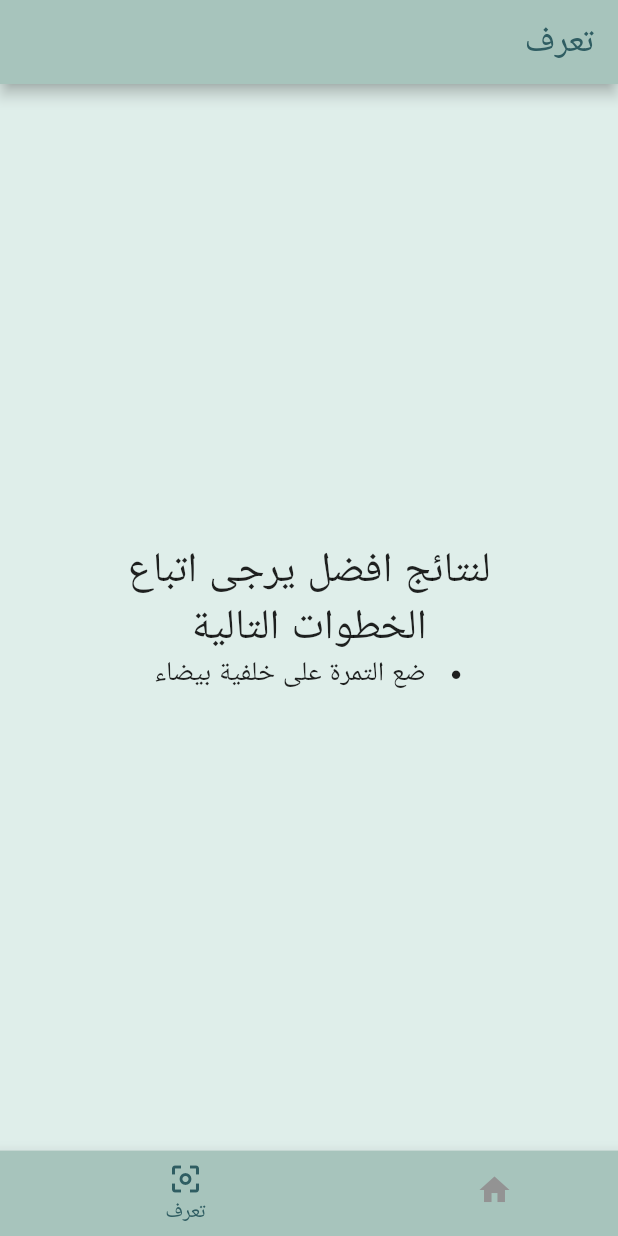
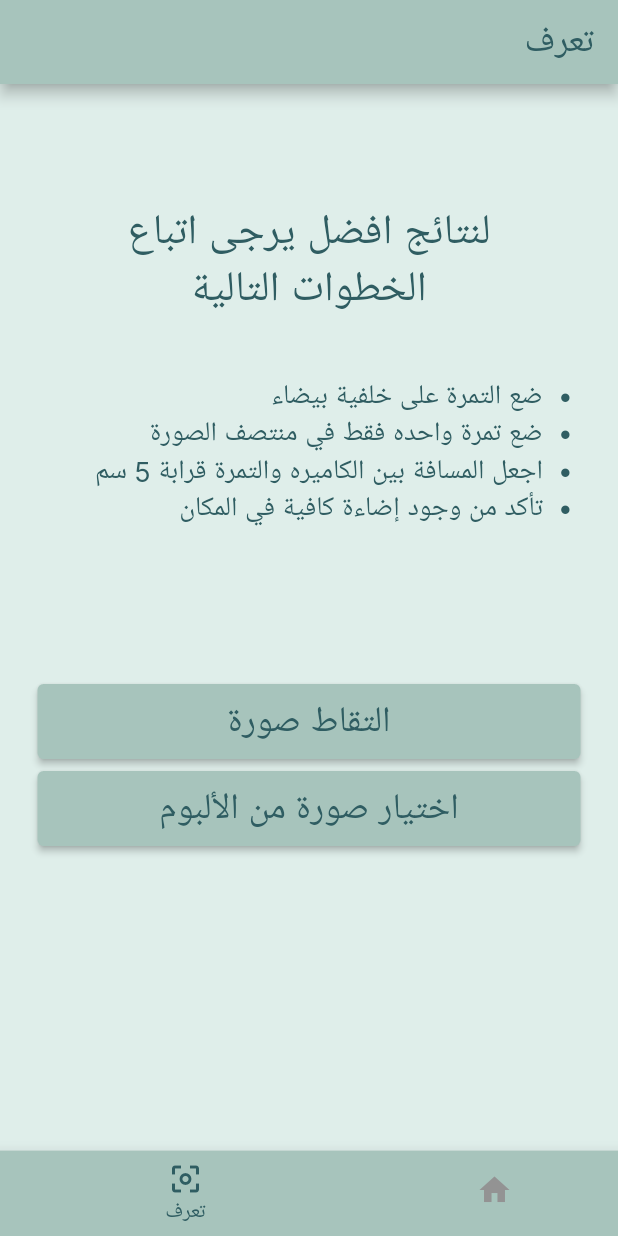
Before and after one commit to RakanW10/Fathah, a Flutter app: the screen it shows after launch, item 2 of the bottom bar chosen, on a phone screen of 412 x 824 dp. Run offline on Flutter 3.47's test engine with Material 2 defaults, Android fonts, the light colour scheme and no system bars; our stand-ins replace get, google_fonts.

Commit message:
finished detectionPage view

```diff
--- a/lib/router/router.dart
+++ b/lib/router/router.dart
@@ -1,3 +1,4 @@
+import 'package:fathah/view/detectionPage.dart';
 import 'package:fathah/view/homepage.dart';
 import 'package:fathah/view/AppNavigator.dart';
 import 'package:get/get.dart';
@@ -9,11 +10,16 @@ List<GetPage> router = [
   ),
   GetPage(
     name: RouterName.homepage,
-    page: () => Homepage(),
+    page: () => const Homepage(),
+  ),
+  GetPage(
+    name: RouterName.detectionPage,
+    page: () => const DetectionPage(),
   ),
 ];
 
 abstract class RouterName {
   static String appNavigator = "/";
   static String homepage = "/homepage";
+  static String detectionPage = "/detectionPage";
 }
--- /dev/null
+++ b/lib/view/components/btn.dart
@@ -0,0 +1,27 @@
+import 'package:flutter/material.dart';
+import 'package:get/get.dart';
+import 'package:fathah/style.dart';
+
+class BTN extends StatelessWidget {
+  const BTN({super.key, required this.label, required this.onPressed});
+  final String label;
+  final Function()? onPressed;
+  @override
+  Widget build(BuildContext context) {
+    return Padding(
+      padding: const EdgeInsets.symmetric(horizontal: 25, vertical: 4),
+      child: ElevatedButton(
+        onPressed: onPressed,
+        style: ElevatedButton.styleFrom(
+          fixedSize: Size(Get.width, 50),
+          backgroundColor: appColors.secondary,
+          foregroundColor: appColors.primary,
+        ),
+        child: Text(
+          label,
+          style: const TextStyle(fontSize: 24),
+        ),
+      ),
+    );
+  }
+}
--- a/lib/view/components/bullteText.dart
+++ b/lib/view/components/bullteText.dart
@@ -1,12 +1,36 @@
+import 'package:fathah/style.dart';
 import 'package:flutter/material.dart';
 
 class BulletText extends StatelessWidget {
-  const BulletText({super.key});
-
+  const BulletText({super.key, required this.strs});
+  final List<String> strs;
   @override
   Widget build(BuildContext context) {
     return Container(
-      child: ListView.builder(itemBuilder: (context, index) => Container()),
+      margin: const EdgeInsets.only(right: 30),
+      alignment: Alignment.centerLeft,
+      height: 100,
+      child: ListView.builder(
+        shrinkWrap: true,
+        physics: const NeverScrollableScrollPhysics(),
+        itemCount: strs.length,
+        itemBuilder: (context, index) => Row(
+          mainAxisAlignment: MainAxisAlignment.start,
+          children: [
+            Text(
+              "\u2022",
+              style: TextStyle(fontSize: 18, color: appColors.primary),
+            ), //bullet text
+            const SizedBox(
+              width: 10,
+            ), //space between bullet and text
+            Text(
+              strs[index],
+              style: TextStyle(fontSize: 18, color: appColors.primary),
+            )
+          ],
+        ),
+      ),
     );
   }
 }
--- /dev/null
+++ b/lib/view/detailsPage.dart
@@ -0,0 +1,14 @@
+import 'package:fathah/style.dart';
+import 'package:flutter/material.dart';
+
+class DetailsPage extends StatelessWidget {
+  const DetailsPage({super.key});
+
+  @override
+  Widget build(BuildContext context) {
+    return Scaffold(
+      backgroundColor: appColors.background,
+      body: Center(child: Text("let's start")),
+    );
+  }
+}
--- a/lib/view/detectionPage.dart
+++ b/lib/view/detectionPage.dart
@@ -1,5 +1,8 @@
 import 'package:fathah/style.dart';
+import 'package:fathah/view/components/btn.dart';
+import 'package:fathah/view/components/bullteText.dart';
 import 'package:flutter/material.dart';
+import 'package:get/get.dart';
 
 class DetectionPage extends StatelessWidget {
   const DetectionPage({super.key});
@@ -20,30 +23,36 @@ class DetectionPage extends StatelessWidget {
         ),
         body: Center(
           child: Column(
-            mainAxisAlignment: MainAxisAlignment.center,
+            mainAxisAlignment: MainAxisAlignment.start,
             crossAxisAlignment: CrossAxisAlignment.center,
             children: [
-              const Text("لنتائج افضل يرجى اتباع \nالخطوات التالية",
-                  style: TextStyle(
-                    fontSize: 28,
-                  ),
-                  textAlign: TextAlign.center),
-              Row(
-                mainAxisAlignment: MainAxisAlignment.center,
-                children: const [
-                  Text(
-                    "\u2022",
-                    style: TextStyle(fontSize: 18),
-                  ), //bullet text
-                  SizedBox(
-                    width: 10,
-                  ), //space between bullet and text
-                  Text(
-                    " ضع التمرة على خلفية بيضاء",
-                    style: TextStyle(fontSize: 18),
-                  )
+              const SizedBox(
+                height: 80,
+              ),
+              Text(
+                "لنتائج افضل يرجى اتباع \nالخطوات التالية",
+                style: TextStyle(
+                  fontSize: 28,
+                  color: appColors.primary,
+                ),
+                textAlign: TextAlign.center,
+              ),
+              const SizedBox(
+                height: 40,
+              ),
+              const BulletText(
+                strs: [
+                  "ضع التمرة على خلفية بيضاء",
+                  "ضع تمرة واحده فقط في منتصف الصورة",
+                  "اجعل المسافة بين الكاميره والتمرة قرابة 5 سم",
+                  "تأكد من وجود إضاءة كافية في المكان"
                 ],
               ),
+              const SizedBox(
+                height: 100,
+              ),
+              BTN(label: "التقاط صورة", onPressed: () {}),
+              BTN(label: "اختيار صورة من الألبوم", onPressed: () {}),
             ],
           ),
         ));
```
Also changed, not shown: pubspec.lock, 3 other files.
